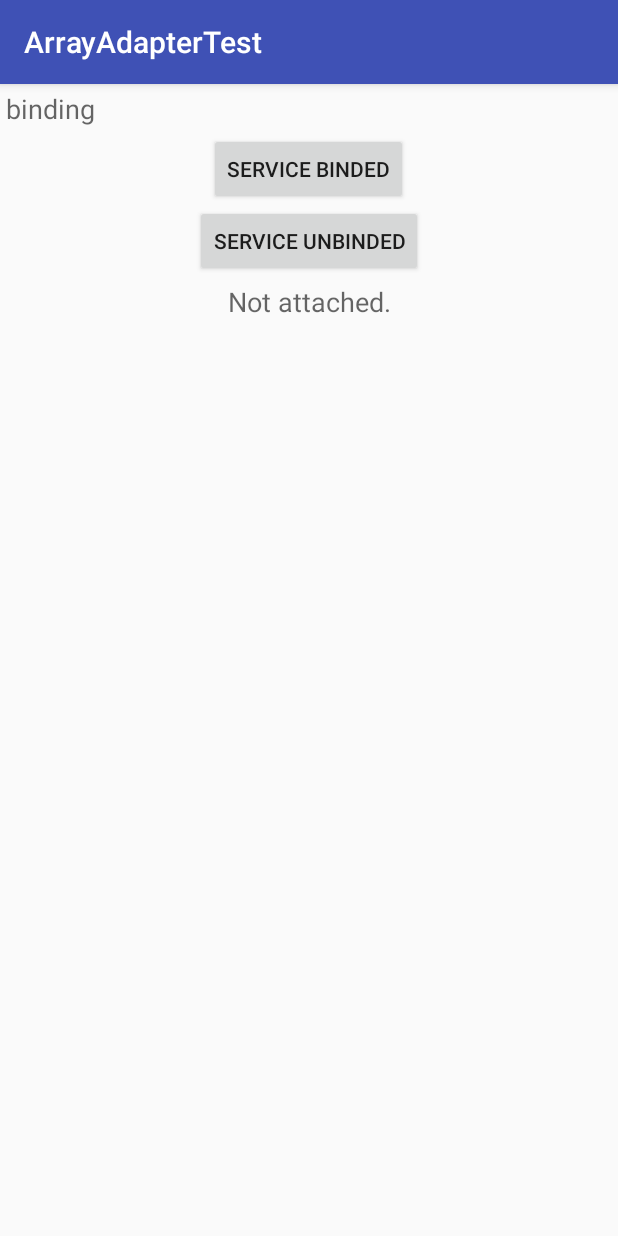
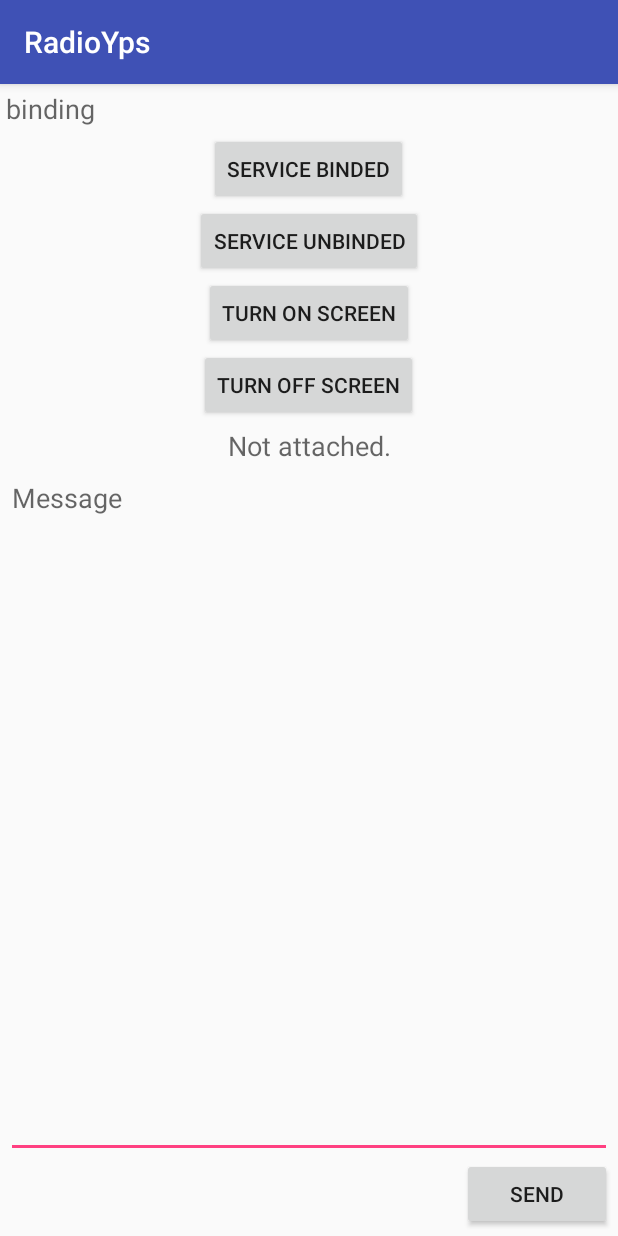
Before and after one commit to PeishengYE/ServiceMessageClient, an Android app: the screen it shows after launch (ArrayAdapterTest), on a phone screen of 412 x 824 dp. Run offline under Robolectric (Android 15) with nearby library versions, the phone set to English and light mode, and no system bars.

Commit message:
added support for screen on off

```diff
--- a/app/src/main/AndroidManifest.xml
+++ b/app/src/main/AndroidManifest.xml
@@ -2,6 +2,7 @@
 <manifest xmlns:android="http://schemas.android.com/apk/res/android"
     package="com.radioyps.arrayadaptertest">
     <uses-permission android:name="com.radioyps.apidemos.permission.MessengerService" />
+    <uses-permission android:name="android.permission.INTERNET" />
     <application
         android:allowBackup="true"
         android:icon="@mipmap/ic_launcher"
--- a/app/src/main/java/com/radioyps/arrayadaptertest/ArrayAdapterTest.java
+++ b/app/src/main/java/com/radioyps/arrayadaptertest/ArrayAdapterTest.java
@@ -186,6 +186,14 @@ public class ArrayAdapterTest extends AppCompatActivity {
         button.setOnClickListener(mBindListener);
         button = (Button)findViewById(R.id.unbind);
         button.setOnClickListener(mUnbindListener);
+        button = (Button)findViewById(R.id.send_button);
+        button.setOnClickListener(mConnectServer);
+
+        button = (Button)findViewById(R.id.turn_off_screen);
+        button.setOnClickListener(mTurnOffScreen);
+
+        button = (Button)findViewById(R.id.trun_on_screen);
+        button.setOnClickListener(mTurnOnScreen);
 
         mCallbackText = (TextView)findViewById(R.id.callback);
         mCallbackText.setText("Not attached.");
@@ -203,6 +211,30 @@ public class ArrayAdapterTest extends AppCompatActivity {
         }
     };
 
+    private  View.OnClickListener mConnectServer  = new View.OnClickListener(){
+        public void onClick(View v){
+         String params[] =    new String[]{"hello"};
+         ConnectToServer task = new ConnectToServer();
+            task.execute(params);
+        }
+    };
+
+    private  View.OnClickListener mTurnOnScreen  = new View.OnClickListener(){
+        public void onClick(View v){
+            String params[] =    new String[]{CommonConstants.MSG_TURN_SCREEN_ON};
+            ConnectToServer task = new ConnectToServer();
+            task.execute(params);
+        }
+    };
+
+
+    private  View.OnClickListener mTurnOffScreen  = new View.OnClickListener(){
+        public void onClick(View v){
+            String params[] =    new String[]{CommonConstants.MSG_TURN_SCREEN_OFF};
+            ConnectToServer task = new ConnectToServer();
+            task.execute(params);
+        }
+    };
     @Override
     protected void onDestroy() {
         super.onDestroy();
--- a/app/src/main/res/layout/messenger_service_binding.xml
+++ b/app/src/main/res/layout/messenger_service_binding.xml
@@ -17,31 +17,67 @@
 <!-- Demonstrates starting and stopping a local service.
      See corresponding Java code com.android.sdk.app.LocalSerice.java. -->
 
-<LinearLayout xmlns:android="http://schemas.android.com/apk/res/android" android:orientation="vertical" android:padding="4dip"
+<LinearLayout xmlns:android="http://schemas.android.com/apk/res/android"
+    android:orientation="vertical"
+    android:padding="4dip"
     android:gravity="center_horizontal"
-    android:layout_width="match_parent" android:layout_height="match_parent">
+    android:layout_width="match_parent"
+    android:layout_height="match_parent">
 
     <TextView
-        android:layout_width="match_parent" android:layout_height="wrap_content"
-        android:layout_weight="0" android:paddingBottom="4dip"
+        android:layout_width="match_parent"
+        android:layout_height="wrap_content"
+        android:layout_weight="0"
+        android:paddingBottom="4dip"
         android:textAppearance="?android:attr/textAppearanceMedium"
         android:text="@string/messenger_service_binding"/>
 
     <Button android:id="@+id/bind"
-        android:layout_width="wrap_content" android:layout_height="wrap_content"
+        android:layout_width="wrap_content"
+        android:layout_height="wrap_content"
         android:text="@string/bind_service">
         <requestFocus />
     </Button>
 
     <Button android:id="@+id/unbind"
-        android:layout_width="wrap_content" android:layout_height="wrap_content"
+        android:layout_width="wrap_content"
+        android:layout_height="wrap_content"
         android:text="@string/unbind_service">
     </Button>
 
+    <Button android:id="@+id/trun_on_screen"
+        android:layout_width="wrap_content"
+        android:layout_height="wrap_content"
+        android:text="@string/turn_on_screen">
+    </Button>
+
+    <Button android:id="@+id/turn_off_screen"
+        android:layout_width="wrap_content"
+        android:layout_height="wrap_content"
+        android:text="@string/turn_off_screen"
+        >
+
+    </Button>
+
     <TextView android:id="@+id/callback"
-        android:layout_width="match_parent" android:layout_height="wrap_content"
+        android:layout_width="match_parent"
+        android:layout_height="wrap_content"
         android:layout_weight="0"
         android:textAppearance="?android:attr/textAppearanceMedium"
-        android:gravity="center_horizontal" android:paddingTop="4dip"/>
+        android:gravity="center_horizontal"
+        android:paddingTop="4dip"/>
+    <EditText
+        android:layout_width="match_parent"
+        android:layout_height="0dp"
+        android:layout_weight="1"
+        android:gravity="top"
+        android:hint="@string/message_to_send" />
+    <Button
+        android:layout_width="100dp"
+        android:layout_height="wrap_content"
+        android:layout_gravity="right"
+        android:id = "@+id/send_button"
+        android:text="@string/send" />
+
 
 </LinearLayout>
--- a/app/src/main/res/values/strings.xml
+++ b/app/src/main/res/values/strings.xml
@@ -1,8 +1,23 @@
 <resources>
-    <string name="app_name">ArrayAdapterTest</string>
+    <string name="app_name">RadioYps</string>
     <string name="messenger_service_binding">binding</string>
     <string name="bind_service">service binded</string>
     <string name="unbind_service">service unbinded</string>
     <string name="remote_service_connected">remote service connected</string>
     <string name="remote_service_disconnected">remote service disconnected</string>
+
+    <string name="pref_client_ip_address_key">sensor_IP address_setting_key</string>
+    <string name="pref_client_ip_port_key">sensor_IP_port_setting_key</string>
+    <string name="pref_client_default_ip_address">192.168.12.240</string>
+    <string name="pref_client_default_ip_port">5028</string>
+
+    <string name="pref_client_ip_address_lable">Client IP Address</string>
+    <string name="pref_client_ip_port_lable">Client IP Port</string>
+
+    <string name="message_to_send">Message</string>
+    <string name="send">Send</string>
+
+    <string name="turn_on_screen">Turn On Screen</string>
+    <string name="turn_off_screen">Turn Off Screen</string>
+
 </resources>
```
Also changed, not shown: app/src/main/java/com/radioyps/arrayadaptertest/CommonConstants.java (added, +14 -0 lines), app/src/main/java/com/radioyps/arrayadaptertest/ConnectToServer.java (added, +94 -0 lines), app/src/main/java/com/radioyps/arrayadaptertest/SettingsActivity.java (added, +73 -0 lines), app/src/main/res/xml/pref_general.xml (added, +21 -0 lines).
